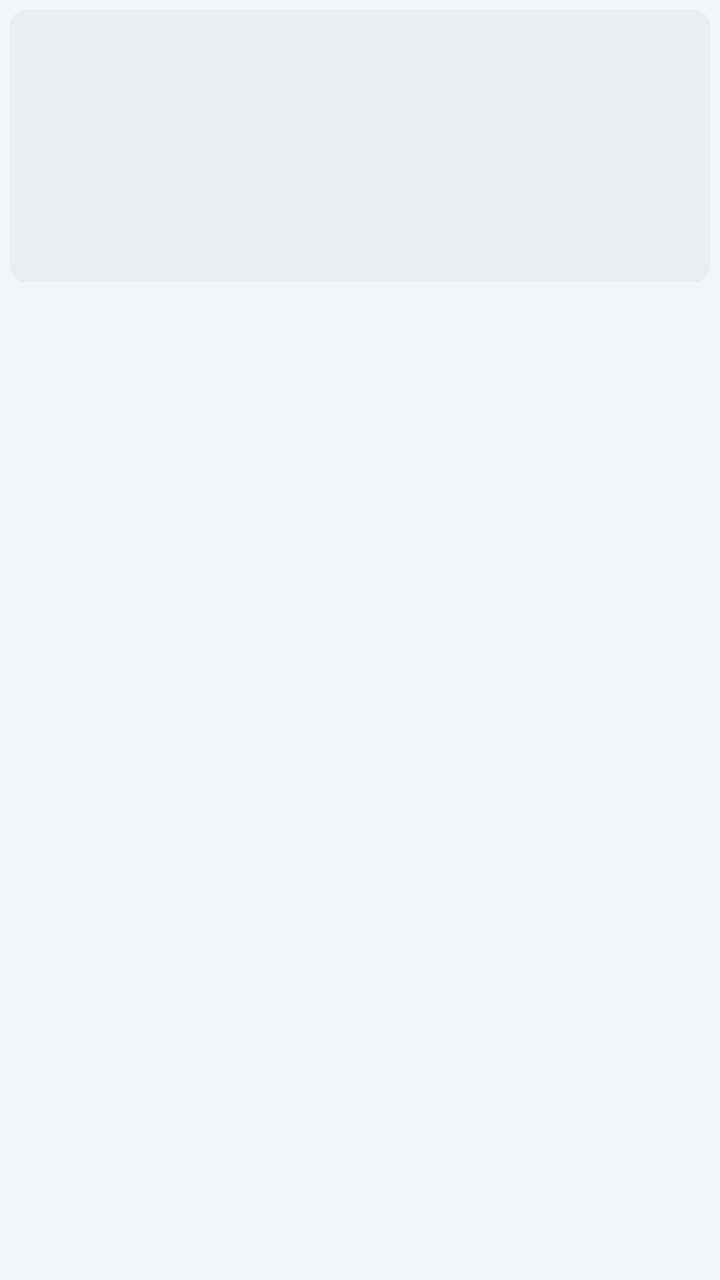
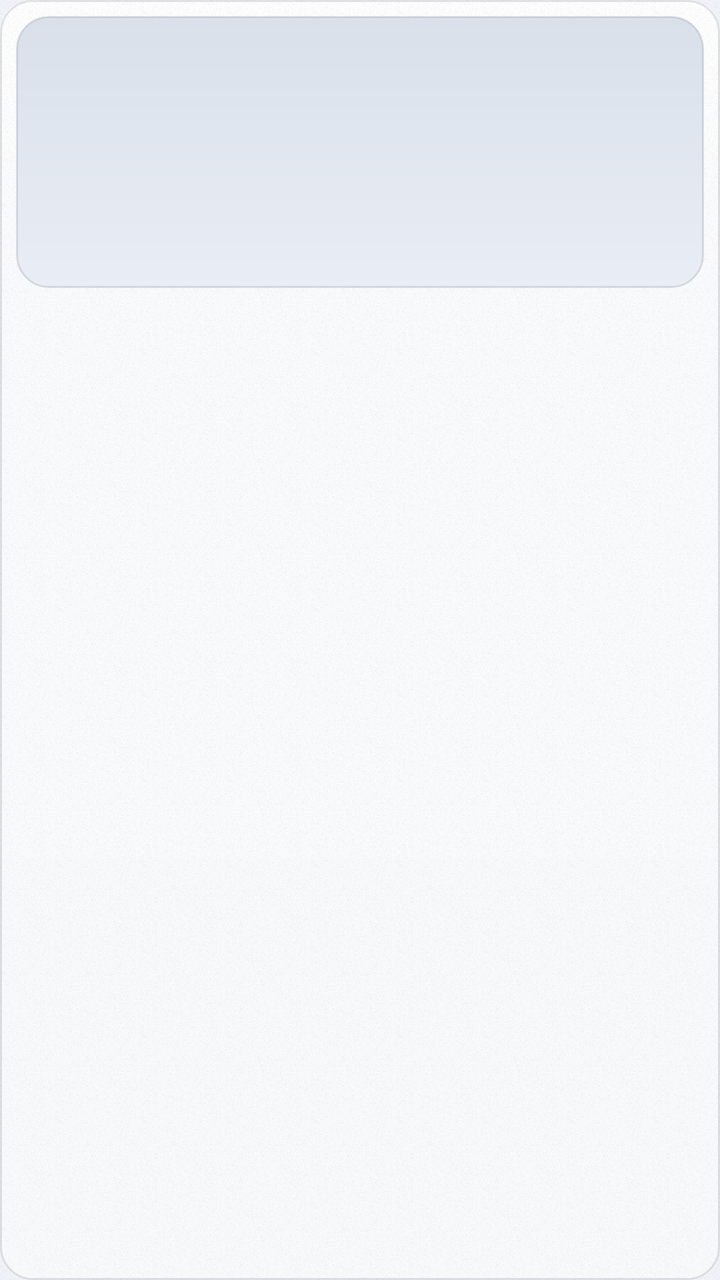

Before-and-after screenshots of an Android layout around one commit, followed by the original layout XML and the change that was made.
<!-- AndroidManifest.xml: application theme Theme.VideoShell -->
<!-- res/layout/item_video.xml -->
<?xml version="1.0" encoding="utf-8"?>
<LinearLayout xmlns:android="http://schemas.android.com/apk/res/android"
    android:layout_width="match_parent"
    android:layout_height="wrap_content"
    android:background="?android:attr/selectableItemBackground"
    android:orientation="vertical"
    android:padding="5dp">

    <FrameLayout
        android:layout_width="match_parent"
        android:layout_height="136dp"
        android:background="@drawable/bg_poster">

        <ImageView
            android:id="@+id/ivPic"
            android:layout_width="match_parent"
            android:layout_height="match_parent"
            android:contentDescription="@null"
            android:scaleType="centerCrop" />

        <TextView
            android:id="@+id/tvRemarks"
            android:layout_width="wrap_content"
            android:layout_height="wrap_content"
            android:layout_gravity="end|bottom"
            android:layout_margin="4dp"
            android:background="@drawable/bg_badge"
            android:maxLines="1"
            android:paddingStart="5dp"
            android:paddingTop="1dp"
            android:paddingEnd="5dp"
            android:paddingBottom="1dp"
            android:textColor="@color/white"
            android:textSize="10sp"
            android:visibility="gone" />

        <TextView
            android:id="@+id/tvScore"
            android:layout_width="wrap_content"
            android:layout_height="wrap_content"
            android:layout_gravity="start|top"
            android:layout_margin="4dp"
            android:background="@drawable/bg_badge"
            android:maxLines="1"
            android:paddingStart="5dp"
            android:paddingTop="1dp"
            android:paddingEnd="5dp"
            android:paddingBottom="1dp"
            android:textColor="@color/brand"
            android:textSize="10sp"
            android:visibility="gone" />
    </FrameLayout>

    <TextView
        android:id="@+id/tvName"
        android:layout_width="match_parent"
        android:layout_height="wrap_content"
        android:layout_marginTop="6dp"
        android:ellipsize="end"
        android:maxLines="1"
        android:textColor="@color/text_primary"
        android:textSize="13sp" />

    <TextView
        android:id="@+id/tvSub"
        android:layout_width="match_parent"
        android:layout_height="wrap_content"
        android:layout_marginTop="2dp"
        android:ellipsize="end"
        android:maxLines="1"
        android:textColor="@color/text_hint"
        android:textSize="11sp" />

</LinearLayout>
<!-- resources referenced by this layout -->
<resources>
  <!-- drawable bg_badge (drawable) -->
  <?xml version="1.0" encoding="utf-8"?>
  <shape xmlns:android="http://schemas.android.com/apk/res/android" android:shape="rectangle">
      <solid android:color="@color/transparent_scrim" />
      <corners android:radius="4dp" />
  </shape>
  <!-- drawable bg_poster (drawable) -->
  <?xml version="1.0" encoding="utf-8"?>
  <shape xmlns:android="http://schemas.android.com/apk/res/android" android:shape="rectangle">
      <solid android:color="@color/surface_2" />
      <corners android:radius="8dp" />
  </shape>
  <color name="transparent_scrim">#99000000</color>
  <color name="surface_2">#FFEAEEF4</color>
  <style name="Theme.VideoShell.Base" parent="Theme.MaterialComponents.NoActionBar">
          <item name="colorPrimary">@color/brand</item>
          <item name="colorPrimaryVariant">@color/brand_dark</item>
          <item name="colorOnPrimary">@color/white</item>
          <item name="colorSecondary">@color/brand</item>
          <item name="colorOnSecondary">@color/white</item>
          <item name="colorSurface">@color/surface</item>
          <item name="colorOnSurface">@color/text_primary</item>
          <item name="android:colorBackground">@color/bg</item>
          <item name="colorError">@color/brand</item>
          <item name="android:windowBackground">@color/bg</item>
          <item name="android:statusBarColor">@color/bg</item>
          <item name="android:navigationBarColor">@color/surface</item>
          <item name="android:textColorPrimary">@color/text_primary</item>
          <item name="android:textColorSecondary">@color/text_secondary</item>
          <item name="android:textColorHint">@color/text_hint</item>
      </style>
  <color name="bg">#FFF3F5F8</color>
  <!-- unchanged entries left out for length: 8 -->
</resources>

<!-- the commit's change to res/layout/item_video.xml (unified diff, before → after) -->
@@ -2,14 +2,16 @@
 <LinearLayout xmlns:android="http://schemas.android.com/apk/res/android"
     android:layout_width="match_parent"
     android:layout_height="wrap_content"
-    android:background="?android:attr/selectableItemBackground"
+    android:background="@drawable/bg_glass_card"
     android:orientation="vertical"
-    android:padding="5dp">
+    android:padding="@dimen/space_md">
 
     <FrameLayout
+        android:id="@+id/posterFrame"
         android:layout_width="match_parent"
-        android:layout_height="136dp"
-        android:background="@drawable/bg_poster">
+        android:layout_height="@dimen/poster_height"
+        android:background="@drawable/bg_poster"
+        android:clipToOutline="true">
 
         <ImageView
             android:id="@+id/ivPic"
@@ -23,15 +25,15 @@
             android:layout_width="wrap_content"
             android:layout_height="wrap_content"
             android:layout_gravity="end|bottom"
-            android:layout_margin="4dp"
+            android:layout_margin="@dimen/space_xs"
             android:background="@drawable/bg_badge"
             android:maxLines="1"
-            android:paddingStart="5dp"
+            android:paddingStart="@dimen/space_sm"
             android:paddingTop="1dp"
-            android:paddingEnd="5dp"
+            android:paddingEnd="@dimen/space_sm"
             android:paddingBottom="1dp"
             android:textColor="@color/white"
-            android:textSize="10sp"
+            android:textSize="@dimen/text_badge"
             android:visibility="gone" />
 
         <TextView
@@ -39,15 +41,15 @@
             android:layout_width="wrap_content"
             android:layout_height="wrap_content"
             android:layout_gravity="start|top"
-            android:layout_margin="4dp"
+            android:layout_margin="@dimen/space_xs"
             android:background="@drawable/bg_badge"
             android:maxLines="1"
-            android:paddingStart="5dp"
+            android:paddingStart="@dimen/space_sm"
             android:paddingTop="1dp"
-            android:paddingEnd="5dp"
+            android:paddingEnd="@dimen/space_sm"
             android:paddingBottom="1dp"
             android:textColor="@color/brand"
-            android:textSize="10sp"
+            android:textSize="@dimen/text_badge"
             android:visibility="gone" />
     </FrameLayout>
 
@@ -55,11 +57,11 @@
         android:id="@+id/tvName"
         android:layout_width="match_parent"
         android:layout_height="wrap_content"
-        android:layout_marginTop="6dp"
+        android:layout_marginTop="@dimen/space_sm"
         android:ellipsize="end"
         android:maxLines="1"
         android:textColor="@color/text_primary"
-        android:textSize="13sp" />
+        android:textSize="@dimen/text_body" />
 
     <TextView
         android:id="@+id/tvSub"
@@ -69,6 +71,6 @@
         android:ellipsize="end"
         android:maxLines="1"
         android:textColor="@color/text_hint"
-        android:textSize="11sp" />
+        android:textSize="@dimen/text_badge" />
 
 </LinearLayout>
<!-- resource entries referenced after the edit -->
@@ -1,19 +1,91 @@
 <!-- resources referenced by this layout -->
 <resources>
+  <dimen name="poster_height">136dp</dimen>
+  <dimen name="space_md">8dp</dimen>
+  <dimen name="space_sm">6dp</dimen>
+  <dimen name="space_xs">4dp</dimen>
+  <dimen name="text_badge">11sp</dimen>
+  <dimen name="text_body">14sp</dimen>
   <!-- drawable bg_badge (drawable) -->
   <?xml version="1.0" encoding="utf-8"?>
-  <shape xmlns:android="http://schemas.android.com/apk/res/android" android:shape="rectangle">
-      <solid android:color="@color/transparent_scrim" />
-      <corners android:radius="4dp" />
+  <shape xmlns:android="http://schemas.android.com/apk/res/android"
+      android:shape="rectangle">
+      <solid android:color="#B3000000" />
+      <corners android:radius="@dimen/radius_xs" />
+      <stroke
+          android:width="@dimen/glass_stroke_w"
+          android:color="#33FFFFFF" />
   </shape>
+  <!-- drawable bg_glass_card (drawable) -->
+  <?xml version="1.0" encoding="utf-8"?>
+  <layer-list xmlns:android="http://schemas.android.com/apk/res/android">
+  
+      <item>
+          <shape android:shape="rectangle">
+              <corners android:radius="@dimen/radius_lg" />
+              <gradient
+                  android:angle="270"
+                  android:endColor="@color/glass_fill_2"
+                  android:startColor="@color/glass_fill"
+                  android:type="linear" />
+          </shape>
+      </item>
+  
+      <item>
+          <shape android:shape="rectangle">
+              <corners android:radius="@dimen/radius_lg" />
+              <gradient
+                  android:angle="270"
+                  android:centerColor="#00000000"
+                  android:centerY="0.18"
+                  android:endColor="#00000000"
+                  android:startColor="@color/glass_glow"
+                  android:type="linear" />
+          </shape>
+      </item>
+  
+      
+      <item android:drawable="@drawable/glass_grain" />
+  
+      <item>
+          <shape android:shape="rectangle">
+              <corners android:radius="@dimen/radius_lg" />
+              <solid android:color="#00000000" />
+              <stroke
+                  android:width="@dimen/glass_stroke_w"
+                  android:color="@color/glass_stroke" />
+          </shape>
+      </item>
+  </layer-list>
   <!-- drawable bg_poster (drawable) -->
   <?xml version="1.0" encoding="utf-8"?>
-  <shape xmlns:android="http://schemas.android.com/apk/res/android" android:shape="rectangle">
-      <solid android:color="@color/surface_2" />
-      <corners android:radius="8dp" />
+  <shape xmlns:android="http://schemas.android.com/apk/res/android"
+      android:shape="rectangle">
+      <gradient
+          android:angle="270"
+          android:endColor="@color/surface_2"
+          android:startColor="@color/line"
+          android:type="linear" />
+      <corners android:radius="@dimen/radius_lg" />
+      <stroke
+          android:width="@dimen/glass_stroke_w"
+          android:color="@color/glass_stroke" />
   </shape>
-  <color name="transparent_scrim">#99000000</color>
-  <color name="surface_2">#FFEAEEF4</color>
+  <dimen name="radius_xs">6dp</dimen>
+  <dimen name="glass_stroke_w">1dp</dimen>
+  <dimen name="radius_lg">16dp</dimen>
+  <color name="glass_fill_2">#8FFFFFFF</color>
+  <color name="glass_fill">#B8FFFFFF</color>
+  <color name="glass_glow">#B3FFFFFF</color>
+  <!-- drawable glass_grain (drawable) -->
+  <?xml version="1.0" encoding="utf-8"?>
+  <bitmap xmlns:android="http://schemas.android.com/apk/res/android"
+      android:src="@drawable/glass_noise"
+      android:tileModeX="repeat"
+      android:tileModeY="repeat" />
+  <color name="glass_stroke">#1F0F1A2E</color>
+  <color name="surface_2">#FFE9EDF5</color>
+  <color name="line">#FFD9E0EA</color>
   <style name="Theme.VideoShell.Base" parent="Theme.MaterialComponents.NoActionBar">
           <item name="colorPrimary">@color/brand</item>
           <item name="colorPrimaryVariant">@color/brand_dark</item>
@@ -26,12 +98,14 @@
           <item name="colorError">@color/brand</item>
           <item name="android:windowBackground">@color/bg</item>
           <item name="android:statusBarColor">@color/bg</item>
-          <item name="android:navigationBarColor">@color/surface</item>
+          <item name="android:navigationBarColor">@color/bg_deep</item>
           <item name="android:textColorPrimary">@color/text_primary</item>
           <item name="android:textColorSecondary">@color/text_secondary</item>
           <item name="android:textColorHint">@color/text_hint</item>
       </style>
-  <color name="bg">#FFF3F5F8</color>
+  <!-- drawable glass_noise: png bitmap (drawable-nodpi, 13410 bytes) -->
+  <color name="bg">#FFF0F3F8</color>
+  <color name="bg_deep">#FFE5EAF3</color>
   <!-- unchanged entries left out for length: 8 -->
 </resources>
 
